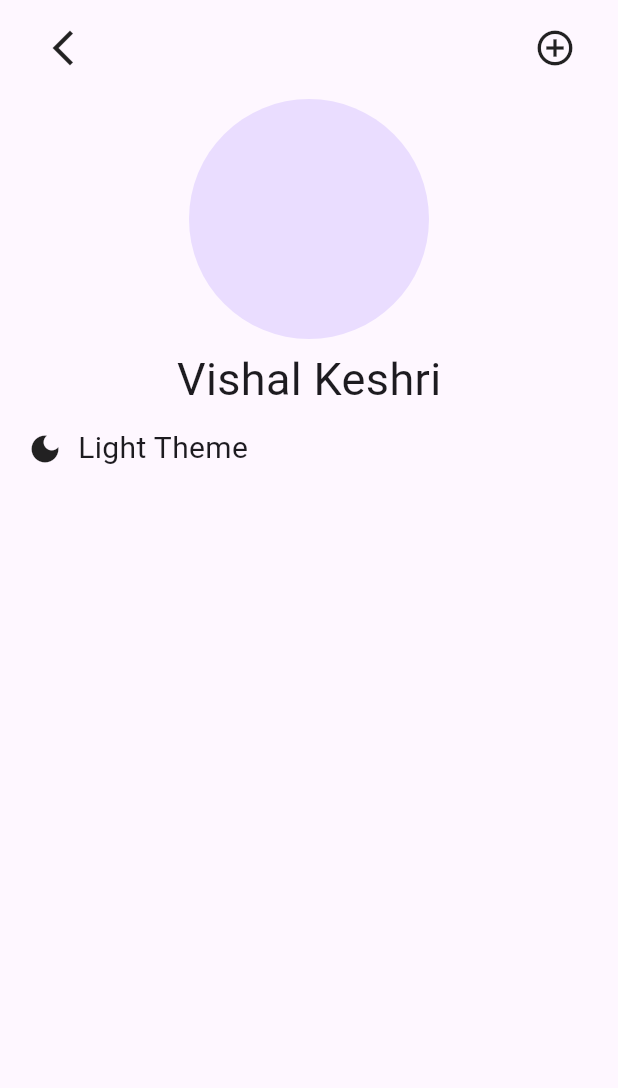
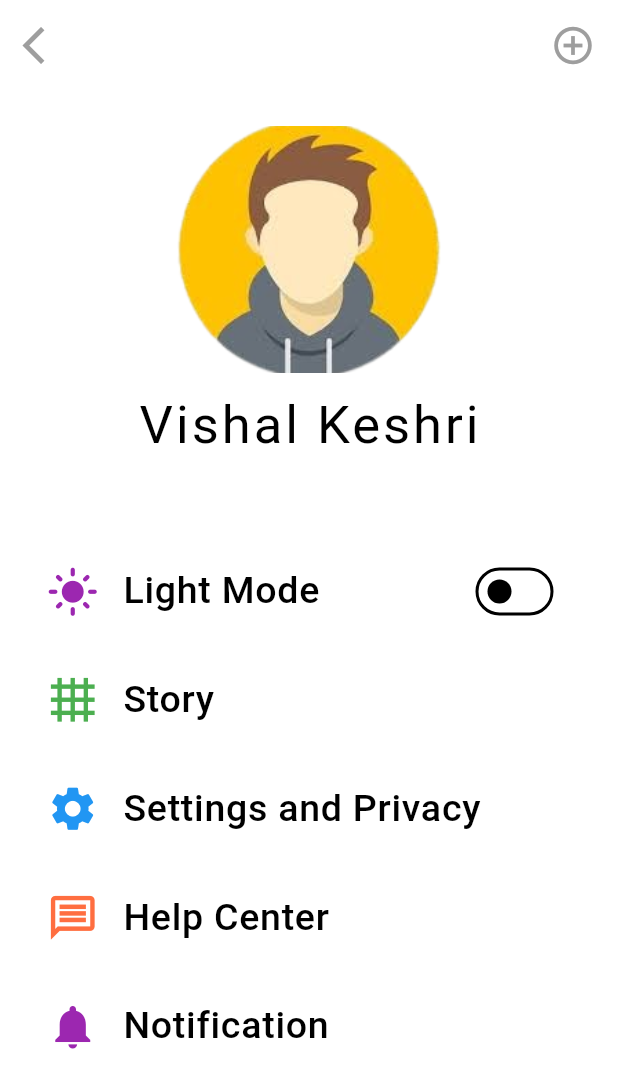
Before and after one commit to Vishalk0810/adv_flutter_ch1, a Flutter app: the screen it shows after launch, on a phone screen of 412 x 824 dp. Shown: the top 1088 px of the screen. Run offline on Flutter 3.47's test engine with Material 3 defaults, Android fonts, the phone set to English and light mode, and no system bars.

Commit message:
11-07-2024

```diff
--- a/lib/main.dart
+++ b/lib/main.dart
@@ -1,5 +1,6 @@
 import 'package:adv_flutter_ch1/screens/lecture%201.1/provider/change_theme_provider.dart';
 import 'package:adv_flutter_ch1/screens/lecture%201.1/view/change_theme.dart';
+import 'package:adv_flutter_ch1/utils/global.dart';
 import 'package:flutter/material.dart';
 import 'package:provider/provider.dart';
 
@@ -14,13 +15,19 @@ class MyApp extends StatelessWidget {
   @override
   Widget build(BuildContext context) {
     return ChangeNotifierProvider(
-      create: (context) => HomeProvider(),
-      child: MaterialApp(
-        theme: ThemeData.light(),
-        darkTheme: ThemeData.dark(),
-        debugShowCheckedModeBanner: false,
-        home: ChangeTheme(),
-      ),
+      create: (context) => ChangeThemeScreenProvider(),
+      builder: (context, child) {
+        ChangeThemeScreenProvider changeThemeScreenProviderTrue =
+        Provider.of<ChangeThemeScreenProvider>(context, listen: true);
+        ChangeThemeScreenProvider changeThemeScreenProviderFalse =
+        Provider.of<ChangeThemeScreenProvider>(context, listen: false);
+        return MaterialApp(
+          theme: changeThemeScreenProviderTrue.changeThemeDataToLight,
+          darkTheme: changeThemeScreenProviderTrue.changeThemeDataToDark,
+          themeMode: changeThemeScreenProviderTrue.isDark?ThemeMode.dark:ThemeMode.light,
+          debugShowCheckedModeBanner: false,
+          home: ChangeTheme(),
+        );},
     );
   }
 }
--- a/lib/screens/lecture 1.1/provider/change_theme_provider.dart
+++ b/lib/screens/lecture 1.1/provider/change_theme_provider.dart
@@ -1,23 +1,38 @@
 import 'package:flutter/material.dart';
 
-class HomeProvider extends ChangeNotifier
-{
-  bool isDarks = false;
+class ChangeThemeScreenProvider extends ChangeNotifier {
+  bool isDark = false;
 
-  void themeChange()
-  {
-    isDarks = !isDarks;
+  bool themeChange() {
+    notifyListeners();
+    return isDark = !isDark;
   }
 
-  void changeThemeData()
-  {
-    ThemeData(
-      colorScheme: ColorScheme.light(
-        brightness: Brightness.light,
-        primary: Colors.purple,
-        secondary: Colors.blue,
-        surface: Colors.pinkAccent,
-      )
-    );
-  }
+  ThemeData changeThemeDataToLight = ThemeData(
+    colorScheme: const ColorScheme(
+      brightness: Brightness.light,
+      primary: Colors.purple,
+      onPrimary: Colors.green,
+      secondary: Colors.blue,
+      onSecondary: Colors.deepOrangeAccent,
+      error: Colors.red,
+      onError: Colors.redAccent,
+      surface: Colors.white,
+      onSurface: Colors.black,
+    ),
+  );
+
+  ThemeData changeThemeDataToDark = ThemeData(
+    colorScheme: const ColorScheme(
+      brightness: Brightness.dark,
+      primary: Colors.amber,
+      onPrimary: Colors.blue,
+      secondary: Colors.pink,
+      onSecondary: Colors.yellowAccent,
+      error: Colors.red,
+      onError: Colors.redAccent,
+      surface: Colors.black,
+      onSurface: Colors.white,
+    ),
+  );
 }
--- a/lib/screens/lecture 1.1/view/change_theme.dart
+++ b/lib/screens/lecture 1.1/view/change_theme.dart
@@ -1,54 +1,184 @@
 import 'package:flutter/material.dart';
+import 'package:provider/provider.dart';
+import '../provider/change_theme_provider.dart';
 
 class ChangeTheme extends StatelessWidget {
   const ChangeTheme({super.key});
 
   @override
   Widget build(BuildContext context) {
+    var height = MediaQuery.of(context).size.height;
+    var width = MediaQuery.of(context).size.width;
+    ChangeThemeScreenProvider changeThemeScreenProviderTrue =
+    Provider.of<ChangeThemeScreenProvider>(context, listen: true);
+    ChangeThemeScreenProvider changeThemeScreenProviderFalse =
+    Provider.of<ChangeThemeScreenProvider>(context, listen: false);
     return SafeArea(
       child: Scaffold(
         body: Padding(
-          padding: const EdgeInsets.all(18.0),
+          padding: const EdgeInsets.all(15.0),
           child: Column(
             children: [
               Row(
                 mainAxisAlignment: MainAxisAlignment.spaceBetween,
                 children: [
-                  Padding(
-                    padding: const EdgeInsets.only(left: 10),
-                    child: Icon(Icons.arrow_back_ios_new,size: 28,),
+                  Icon(
+                    Icons.arrow_back_ios,
+                    size: 30,
+                    color: changeThemeScreenProviderTrue.isDark
+                        ? Colors.white
+                        : Colors.grey,
                   ),
-                  Padding(
-                    padding: const EdgeInsets.only(right: 10),
-                    child: Icon(Icons.add_circle_outline_outlined,size: 28,),
+                  Icon(
+                    Icons.add_circle_outline,
+                    size: 30,
+                    color: changeThemeScreenProviderTrue.isDark
+                        ? Colors.white
+                        : Colors.grey,
                   ),
                 ],
               ),
-              SizedBox(height: 20,),
-              CircleAvatar(
-                radius: 80,
+              SizedBox(
+                height: height * 0.035,
               ),
-              SizedBox(height: 5,),
-              Text('Vishal Keshri',style: TextStyle(
-                fontSize: 30,
-              ),),
-              Row(
-                children: [
-                  Row(
-                    children: [
-                      SizedBox(height: 50,),
-                      Icon(Icons.dark_mode),
-                      SizedBox(width: 10,),
-                      Text('Light Theme',style: TextStyle(
-                        fontSize: 20,
-                      ),),
-                    ],
-                  )
-                ],
-              )
+              Container(
+                margin: const EdgeInsets.all(10),
+                height: height * 0.2,
+                width: width * 0.6,
+                decoration: const BoxDecoration(
+                  shape: BoxShape.circle,
+                ),
+                child: Image.asset(
+                  'asset/Images/avtar2.png',
+                  fit: BoxFit.cover,
+                ),
+              ),
+              const Text(
+                'Vishal Keshri',
+                style: TextStyle(
+                  fontSize: 35,
+                  letterSpacing: 2,
+                ),
+              ),
+              SizedBox(
+                height: height * 0.07,
+              ),
+              ListTile(
+                leading: Icon(
+                  changeThemeScreenProviderTrue.isDark
+                      ? Icons.dark_mode
+                      : Icons.light_mode,
+                  size: 35,
+                  color: changeThemeScreenProviderTrue.isDark
+                      ? changeThemeScreenProviderTrue
+                      .changeThemeDataToDark.colorScheme.primary
+                      : changeThemeScreenProviderTrue
+                      .changeThemeDataToLight.colorScheme.primary,
+                ),
+                title: Text(
+                  changeThemeScreenProviderTrue.isDark
+                      ? 'Dark Mode'
+                      : 'Light Mode',
+                  style: const TextStyle(
+                    fontSize: 25,
+                    fontWeight: FontWeight.w500,
+                  ),
+                ),
+                trailing: Switch(
+                  activeColor: Colors.yellow,
+                  onChanged: (value) {
+                    changeThemeScreenProviderFalse.themeChange();
+                  },
+                  value: changeThemeScreenProviderTrue.isDark,
+                ),
+              ),
+              SizedBox(
+                height: height * 0.02,
+              ),
+              ListTile(
+                leading: Icon(
+                  Icons.grid_4x4,
+                  size: 35,
+                  color: changeThemeScreenProviderTrue.isDark
+                      ? changeThemeScreenProviderTrue
+                      .changeThemeDataToDark.colorScheme.onPrimary
+                      : changeThemeScreenProviderTrue
+                      .changeThemeDataToLight.colorScheme.onPrimary,
+                ),
+                title: const Text(
+                  'Story',
+                  style: TextStyle(
+                    fontSize: 25,
+                    fontWeight: FontWeight.w500,
+                  ),
+                ),
+              ),
+              SizedBox(
+                height: height * 0.02,
+              ),
+              ListTile(
+                leading: Icon(
+                  Icons.settings,
+                  size: 35,
+                  color: changeThemeScreenProviderTrue.isDark
+                      ? changeThemeScreenProviderTrue
+                      .changeThemeDataToDark.colorScheme.secondary
+                      : changeThemeScreenProviderTrue
+                      .changeThemeDataToLight.colorScheme.secondary,
+                ),
+                title: const Text(
+                  'Settings and Privacy',
+                  style: TextStyle(
+                    fontSize: 25,
+                    fontWeight: FontWeight.w500,
+                  ),
+                ),
+              ),
+              SizedBox(
+                height: height * 0.02,
+              ),
+              ListTile(
+                leading: Icon(
+                  Icons.message_outlined,
+                  size: 35,
+                  color: changeThemeScreenProviderTrue.isDark
+                      ? changeThemeScreenProviderTrue
+                      .changeThemeDataToDark.colorScheme.onSecondary
+                      : changeThemeScreenProviderTrue
+                      .changeThemeDataToLight.colorScheme.onSecondary,
+                ),
+                title: const Text(
+                  'Help Center',
+                  style: TextStyle(
+                    fontSize: 25,
+                    fontWeight: FontWeight.w500,
+                  ),
+                ),
+              ),
+              SizedBox(
+                height: height * 0.02,
+              ),
+              ListTile(
+                leading: Icon(
+                  Icons.notifications,
+                  size: 35,
+                  color: changeThemeScreenProviderTrue.isDark
+                      ? changeThemeScreenProviderTrue
+                      .changeThemeDataToDark.colorScheme.primary
+                      : changeThemeScreenProviderTrue
+                      .changeThemeDataToLight.colorScheme.primary,
+                ),
+                title: const Text(
+                  'Notification',
+                  style: TextStyle(
+                    fontSize: 25,
+                    fontWeight: FontWeight.w500,
+                  ),
+                ),
+              ),
             ],
           ),
-        )
+        ),
       ),
     );
   }
--- a/pubspec.yaml
+++ b/pubspec.yaml
@@ -63,6 +63,8 @@ flutter:
   # assets:
   #   - images/a_dot_burr.jpeg
   #   - images/a_dot_ham.jpeg
+  assets:
+    - asset/Images/
 
   # An image asset can refer to one or more resolution-specific "variants", see
   # https://flutter.dev/assets-and-images/#resolution-aware
```
Also changed, not shown: asset/Images/avtar2.png (added).
